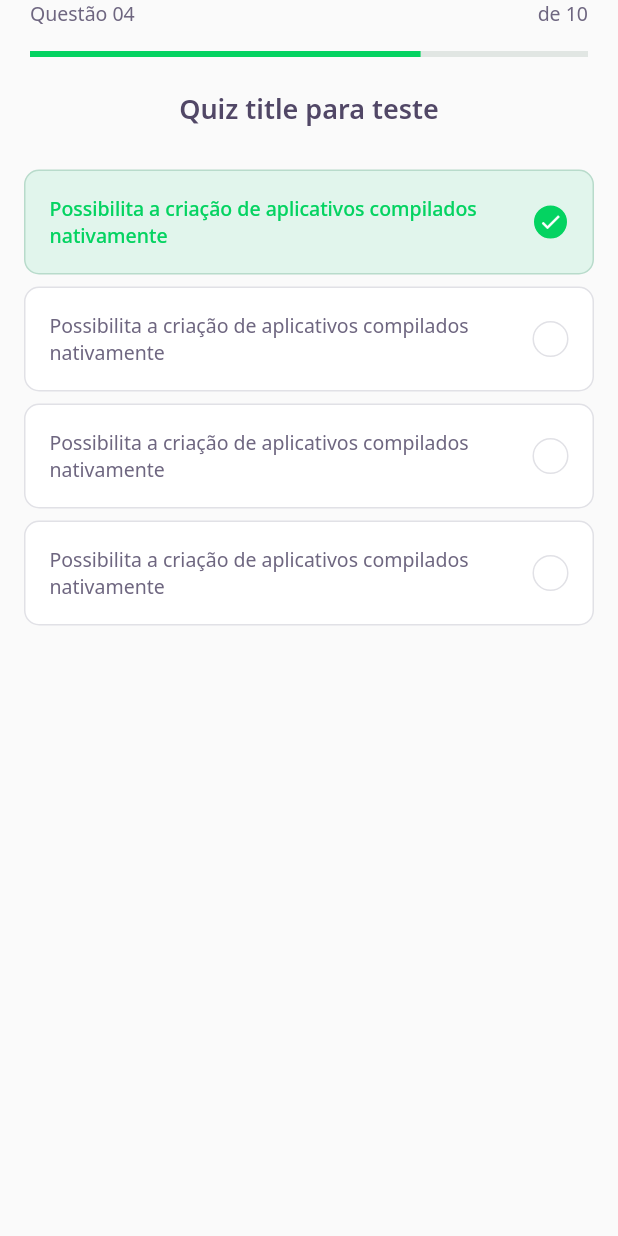
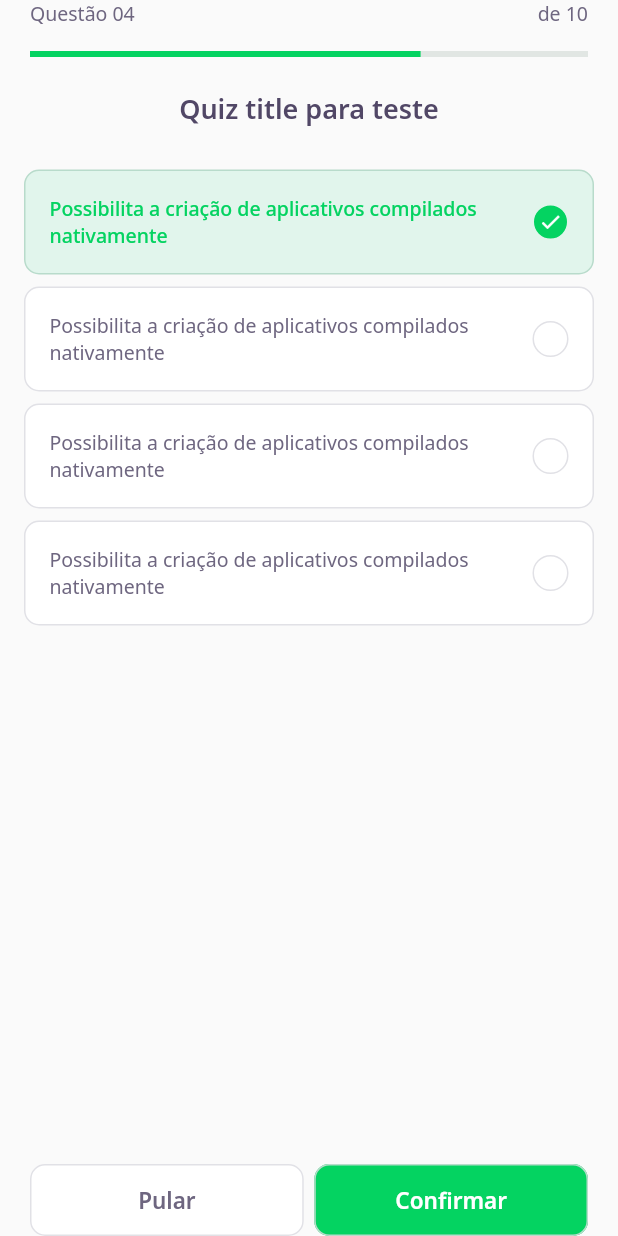
Before and after one commit to Lucas-Braganca/curso-flutter, a Flutter app: the ChallengePage screen opened directly, on a phone screen of 412 x 824 dp. Run offline on Flutter 3.47's test engine with Material 2 defaults, Android fonts, the phone set to English and light mode, and no system bars; our stand-ins replace google_fonts; accounts and stored records are empty.

Commit message:
:sparkles: Next button widget

```diff
--- a/devquiz/lib/challenge/challenge_page.dart
+++ b/devquiz/lib/challenge/challenge_page.dart
@@ -1,3 +1,4 @@
+import 'package:devquiz/challenge/widgets/next_button/next_button_widget.dart';
 import 'package:devquiz/challenge/widgets/question_indicator/question_indicator_widget.dart';
 import 'package:devquiz/challenge/widgets/quiz/quiz_widget.dart';
 import 'package:flutter/material.dart';
@@ -16,6 +17,30 @@ class _ChallengePageState extends State<ChallengePage> {
         child: SafeArea(top: true, child: QuestionIndicatorWidget()),
       ),
       body: QuizWidget(title: "Quiz title para teste"),
+      bottomNavigationBar: SafeArea(
+        bottom: true,
+        child: Padding(
+          padding: const EdgeInsets.symmetric(horizontal: 20),
+          child: Row(
+            mainAxisAlignment: MainAxisAlignment.spaceEvenly,
+            children: [
+              Expanded(
+                  child: NextButtonWidget.white(
+                label: 'Pular',
+                onTap: () {},
+              )),
+              SizedBox(
+                width: 7,
+              ),
+              Expanded(
+                  child: NextButtonWidget.green(
+                label: 'Confirmar',
+                onTap: () {},
+              ))
+            ],
+          ),
+        ),
+      ),
     );
   }
 }
--- /dev/null
+++ b/devquiz/lib/challenge/widgets/next_button/next_button_widget.dart
@@ -0,0 +1,57 @@
+import 'package:flutter/material.dart';
+import 'package:google_fonts/google_fonts.dart';
+
+import 'package:devquiz/core/app_colors.dart';
+
+class NextButtonWidget extends StatelessWidget {
+  final String label;
+  final Color backgroundColor;
+  final Color fontColor;
+  final Color borderColor;
+
+final VoidCallback onTap;
+
+  const NextButtonWidget({
+    Key? key,
+    required this.label,
+    required this.backgroundColor,
+    required this.fontColor,
+    required this.borderColor,
+    required this.onTap,
+  }) : super(key: key);
+
+  NextButtonWidget.green({required String label, required VoidCallback onTap})
+      : this.backgroundColor = AppColors.darkGreen,
+        this.fontColor = AppColors.white,
+        this.label = label,
+        this.onTap = onTap,
+        this.borderColor = AppColors.green;
+
+  NextButtonWidget.white({required String label, required VoidCallback onTap})
+      : this.backgroundColor = AppColors.white,
+        this.fontColor = AppColors.grey,
+        this.label = label,
+        this.onTap = onTap,
+        this.borderColor = AppColors.border;
+
+  @override
+  Widget build(BuildContext context) {
+    return Container(
+      height: 48,
+      child: TextButton(
+        style: ButtonStyle(
+          backgroundColor: MaterialStateProperty.all(backgroundColor),
+          shape: MaterialStateProperty.all(
+              RoundedRectangleBorder(borderRadius: BorderRadius.circular(10))),
+          side: MaterialStateProperty.all(BorderSide(color: borderColor))
+        ),
+        onPressed: onTap,
+        child: Text(
+          label,
+          style: GoogleFonts.notoSans(
+              fontWeight: FontWeight.w600, fontSize: 15, color: fontColor),
+        ),
+      ),
+    );
+  }
+}
--- a/devquiz/lib/core/app_widget.dart
+++ b/devquiz/lib/core/app_widget.dart
@@ -8,7 +8,7 @@ class AppWidget extends StatelessWidget {
   Widget build(BuildContext context) {
     return MaterialApp(
       title: "DevQuiz",
-      home: HomePage(),
+      home: ChallengePage(),
     );
   }
 }
```
